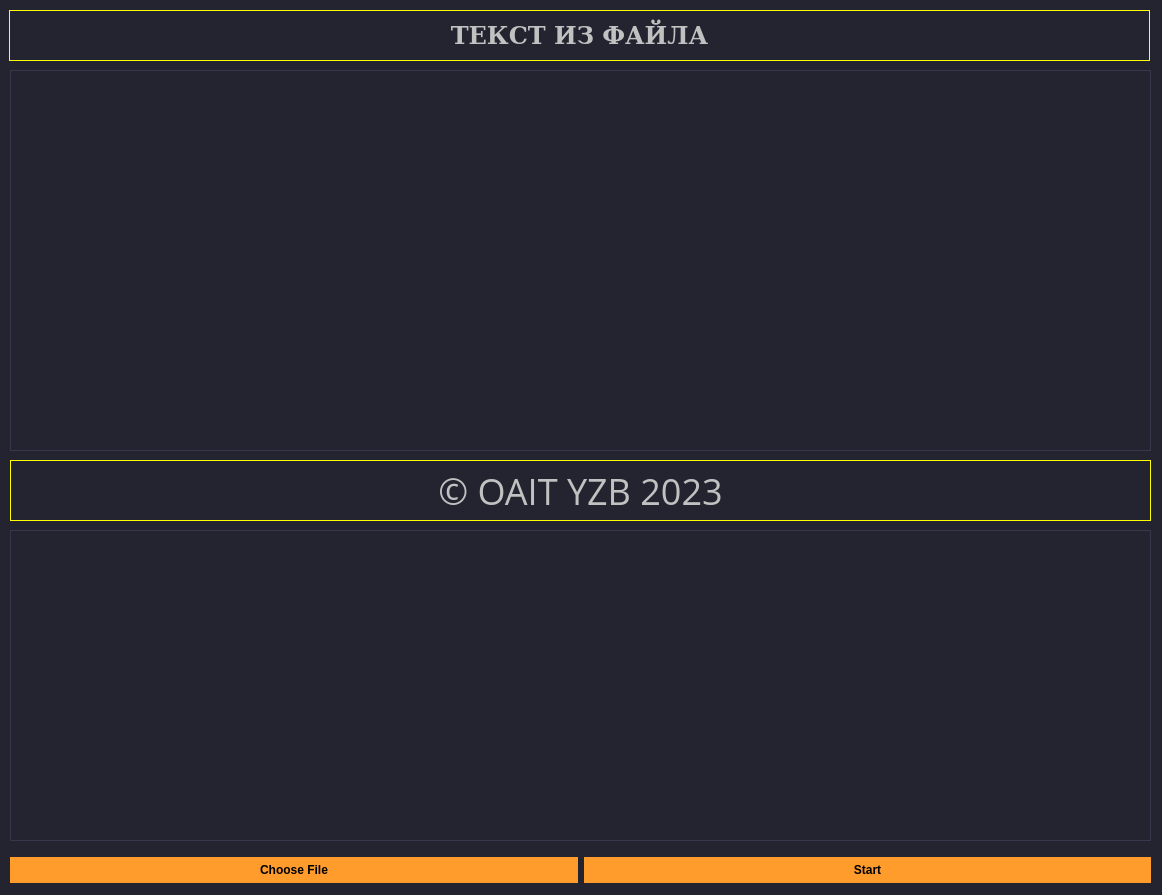
Above: GUI/MainWindow2.ui from socloseeee/FileParserChatGPT before the change. Below: the same form after it.
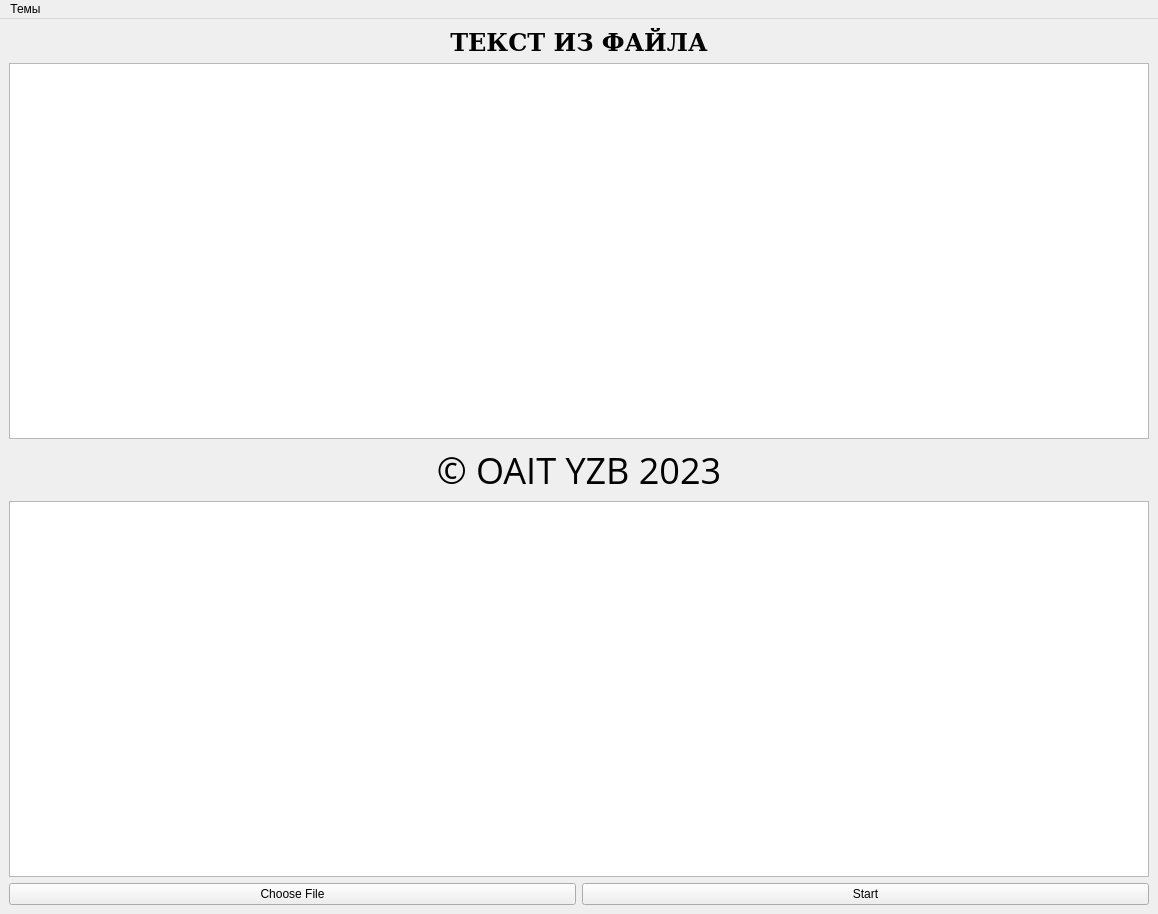
That is the form after the change. Icons and pictures are not drawn.

The edit to the form file:
```diff
--- a/GUI/MainWindow2.ui
+++ b/GUI/MainWindow2.ui
@@ -9,272 +9,15 @@
    <rect>
     <x>0</x>
     <y>0</y>
-    <width>1162</width>
-    <height>895</height>
+    <width>1158</width>
+    <height>914</height>
    </rect>
   </property>
   <property name="windowTitle">
    <string>MainWindow</string>
   </property>
   <property name="styleSheet">
-   <string notr="true">.QTextEdit
-{
-	border: 1px solid #37384d;
-}
-
-.QSpinBox
-{
-	color:white;	
-	padding: 4px;
-}
-
-
-.QLabel
-{
-	border: 1px solid yellow;
-}
-                                 
-
-
-QWidget
-{
-	background-color: #232430;
-	color: #000000;
-	border-color: #000000;
-
-}
-
-
-/*-----QLabel-----*/
-QLabel
-{
-	background-color: #232430;
-	color: #c1c1c1;
-	border-color: #000000;
-}
-
-
-/*-----QPushButton-----*/
-QPushButton
-{
-	background-color: #ff9c2b;
-	color: #000000;
-	font-weight: bold;
-	border-style: solid;
-	border-color: #000000;
-	padding: 6px;
-
-}
-
-
-QPushButton::hover
-{
-	background-color: #ffaf5d;
-
-}
-
-
-QPushButton::pressed
-{
-	background-color: #dd872f;
-
-}
-
-
-/*-----QToolButton-----*/
-QToolButton
-{
-	background-color: #ff9c2b;
-	color: #000000;
-	font-weight: bold;
-	border-style: solid;
-	border-color: #000000;
-	padding: 6px;
-
-}
-
-
-QToolButton::hover
-{
-	background-color: #ffaf5d;
-
-}
-
-
-QToolButton::pressed
-{
-	background-color: #dd872f;
-
-}
-
-
-/*-----QLineEdit-----*/
-QLineEdit
-{
-	background-color: #38394e;
-	color: #c1c1c1;
-	border-style: solid;
-	border-width: 1px;
-	border-color: #4a4c68;
-
-}
-
-
-/*-----QTableView-----*/
-QTableView, 
-QHeaderView, 
-QTableView::item 
-{
-	background-color: #232430;
-	color: #c1c1c1;
-
-}
-
-
-QTableView::item:selected 
-{ 
-    background-color: #41424e;
-    color: #c1c1c1;
-
-}
-
-
-QHeaderView::section:horizontal 
-{
-    background-color: #232430;
-	border: 1px solid #37384d;
-	padding: 5px;
-
-}
-
-
-QTableView::indicator{
-	background-color: #1d1d28;
-	border: 1px solid #37384d;
-
-}
-
-
-QTableView::indicator:checked{
-	image:url(&quot;./ressources/check.png&quot;); /*To replace*/
-	background-color: #1d1d28;
-
-}
-
-/*-----QTabWidget-----*/
-QTabWidget::pane 
-{ 
-    border: none;
-
-}
-
-
-QTabWidget::tab-bar 
-{
-    left: 5px; 
-
-}
-
-
-QTabBar::tab 
-{
-    color: #c1c1c1;
-    min-width: 1px;
-	padding-left: 25px;
-	margin-left:-22px;
-    height: 28px;
-	border: none;
-
-}
-
-
-QTabBar::tab:selected 
-{
-    color: #c1c1c1;
-	font-weight: bold;
-    height: 28px;
-
-}
-
-
-QTabBar::tab:!first 
-{
-    margin-left: -20px;
-
-}
-
-
-QTabBar::tab:hover 
-{
-    color: #DDD;
-
-}
-
-
-/*-----QScrollBar-----*/
-QScrollBar:horizontal 
-{
-    background-color: transparent;
-    height: 8px;
-    margin: 0px;
-    padding: 0px;
-
-}
-
-
-QScrollBar::handle:horizontal 
-{
-    border: none;
-	min-width: 100px;
-    background-color: #56576c;
-
-}
-
-
-QScrollBar::add-line:horizontal, 
-QScrollBar::sub-line:horizontal,
-QScrollBar::add-page:horizontal, 
-QScrollBar::sub-page:horizontal 
-{
-    width: 0px;
-    background-color: transparent;
-
-}
-
-
-QScrollBar:vertical 
-{
-    background-color: transparent;
-    width: 8px;
-    margin: 0;
-
-}
-
-
-QScrollBar::handle:vertical 
-{
-    border: none;
-	min-height: 100px;
-    background-color: #56576c;
-
-}
-
-
-QScrollBar::add-line:vertical, 
-QScrollBar::sub-line:vertical,
-QScrollBar::add-page:vertical, 
-QScrollBar::sub-page:vertical 
-{
-    height: 0px;
-    background-color: transparent;
-
-}
-
-QCalendarWidget
-{
-	 border: 5px solid yellow;
-}
-</string>
+   <string notr="true"/>
   </property>
   <property name="animated">
    <bool>true</bool>
@@ -283,125 +26,136 @@
    <enum>QTabWidget::Rounded</enum>
   </property>
   <widget class="QWidget" name="centralwidget">
-   <widget class="QWidget" name="horizontalLayoutWidget">
-    <property name="geometry">
-     <rect>
-      <x>10</x>
-      <y>850</y>
-      <width>1141</width>
-      <height>41</height>
-     </rect>
+   <layout class="QVBoxLayout" name="verticalLayout_2">
+    <item>
+     <layout class="QHBoxLayout" name="horizontalLayout_3">
+      <item>
+       <widget class="QLabel" name="label_2">
+        <property name="sizePolicy">
+         <sizepolicy hsizetype="Expanding" vsizetype="Preferred">
+          <horstretch>0</horstretch>
+          <verstretch>0</verstretch>
+         </sizepolicy>
+        </property>
+        <property name="font">
+         <font>
+          <family>DejaVu Serif</family>
+          <pointsize>18</pointsize>
+          <weight>75</weight>
+          <italic>false</italic>
+          <bold>true</bold>
+         </font>
+        </property>
+        <property name="text">
+         <string>ТЕКСТ ИЗ ФАЙЛА</string>
+        </property>
+        <property name="alignment">
+         <set>Qt::AlignCenter</set>
+        </property>
+       </widget>
+      </item>
+     </layout>
+    </item>
+    <item>
+     <layout class="QHBoxLayout" name="horizontalLayout_2">
+      <item>
+       <widget class="QTextEdit" name="textEdit">
+        <property name="font">
+         <font>
+          <pointsize>9</pointsize>
+         </font>
+        </property>
+       </widget>
+      </item>
+     </layout>
+    </item>
+    <item>
+     <layout class="QVBoxLayout" name="verticalLayout">
+      <item>
+       <layout class="QHBoxLayout" name="horizontalLayout_12">
+        <item>
+         <widget class="QLabel" name="label_4">
+          <property name="sizePolicy">
+           <sizepolicy hsizetype="Expanding" vsizetype="Preferred">
+            <horstretch>0</horstretch>
+            <verstretch>0</verstretch>
+           </sizepolicy>
+          </property>
+          <property name="font">
+           <font>
+            <family>Open Sans</family>
+            <pointsize>27</pointsize>
+           </font>
+          </property>
+          <property name="text">
+           <string>© OAIT YZB 2023</string>
+          </property>
+          <property name="alignment">
+           <set>Qt::AlignCenter</set>
+          </property>
+         </widget>
+        </item>
+       </layout>
+      </item>
+     </layout>
+    </item>
+    <item>
+     <layout class="QHBoxLayout" name="horizontalLayout_21">
+      <property name="sizeConstraint">
+       <enum>QLayout::SetDefaultConstraint</enum>
+      </property>
+      <item>
+       <widget class="QTextEdit" name="textEdit_2"/>
+      </item>
+     </layout>
+    </item>
+    <item>
+     <layout class="QHBoxLayout" name="horizontalLayout">
+      <item>
+       <widget class="QPushButton" name="pushButton_2">
+        <property name="sizePolicy">
+         <sizepolicy hsizetype="Expanding" vsizetype="Fixed">
+          <horstretch>0</horstretch>
+          <verstretch>0</verstretch>
+         </sizepolicy>
+        </property>
+        <property name="text">
+         <string>Choose File</string>
+        </property>
+       </widget>
+      </item>
+      <item>
+       <widget class="QPushButton" name="pushButton">
+        <property name="sizePolicy">
+         <sizepolicy hsizetype="Expanding" vsizetype="Fixed">
+          <horstretch>0</horstretch>
+          <verstretch>0</verstretch>
+         </sizepolicy>
+        </property>
+        <property name="text">
+         <string>Start</string>
+        </property>
+       </widget>
+      </item>
+     </layout>
+    </item>
+   </layout>
+  </widget>
+  <widget class="QMenuBar" name="menuBar">
+   <property name="geometry">
+    <rect>
+     <x>0</x>
+     <y>0</y>
+     <width>1158</width>
+     <height>22</height>
+    </rect>
+   </property>
+   <widget class="QMenu" name="menu">
+    <property name="title">
+     <string>Темы</string>
     </property>
-    <layout class="QHBoxLayout" name="horizontalLayout">
-     <item>
-      <widget class="QPushButton" name="pushButton_2">
-       <property name="text">
-        <string>Choose File</string>
-       </property>
-      </widget>
-     </item>
-     <item>
-      <widget class="QPushButton" name="pushButton">
-       <property name="text">
-        <string>Start</string>
-       </property>
-      </widget>
-     </item>
-    </layout>
    </widget>
-   <widget class="QWidget" name="horizontalLayoutWidget_2">
-    <property name="geometry">
-     <rect>
-      <x>10</x>
-      <y>70</y>
-      <width>1141</width>
-      <height>381</height>
-     </rect>
-    </property>
-    <layout class="QHBoxLayout" name="horizontalLayout_2">
-     <item>
-      <widget class="QTextEdit" name="textEdit"/>
-     </item>
-    </layout>
-   </widget>
-   <widget class="QWidget" name="horizontalLayoutWidget_3">
-    <property name="geometry">
-     <rect>
-      <x>9</x>
-      <y>10</y>
-      <width>1141</width>
-      <height>51</height>
-     </rect>
-    </property>
-    <layout class="QHBoxLayout" name="horizontalLayout_3">
-     <item>
-      <widget class="QLabel" name="label_2">
-       <property name="font">
-        <font>
-         <family>DejaVu Serif</family>
-         <pointsize>18</pointsize>
-         <weight>75</weight>
-         <italic>false</italic>
-         <bold>true</bold>
-        </font>
-       </property>
-       <property name="text">
-        <string>ТЕКСТ ИЗ ФАЙЛА</string>
-       </property>
-       <property name="alignment">
-        <set>Qt::AlignCenter</set>
-       </property>
-      </widget>
-     </item>
-    </layout>
-   </widget>
-   <widget class="QWidget" name="horizontalLayoutWidget_20">
-    <property name="geometry">
-     <rect>
-      <x>10</x>
-      <y>530</y>
-      <width>1141</width>
-      <height>311</height>
-     </rect>
-    </property>
-    <layout class="QHBoxLayout" name="horizontalLayout_21">
-     <item>
-      <widget class="QTextEdit" name="textEdit_2"/>
-     </item>
-    </layout>
-   </widget>
-   <widget class="QWidget" name="verticalLayoutWidget">
-    <property name="geometry">
-     <rect>
-      <x>10</x>
-      <y>460</y>
-      <width>1141</width>
-      <height>61</height>
-     </rect>
-    </property>
-    <layout class="QVBoxLayout" name="verticalLayout">
-     <item>
-      <layout class="QHBoxLayout" name="horizontalLayout_12">
-       <item>
-        <widget class="QLabel" name="label_4">
-         <property name="font">
-          <font>
-           <family>Open Sans</family>
-           <pointsize>27</pointsize>
-          </font>
-         </property>
-         <property name="text">
-          <string>© OAIT YZB 2023</string>
-         </property>
-         <property name="alignment">
-          <set>Qt::AlignCenter</set>
-         </property>
-        </widget>
-       </item>
-      </layout>
-     </item>
-    </layout>
-   </widget>
+   <addaction name="menu"/>
   </widget>
  </widget>
  <resources/>
```
